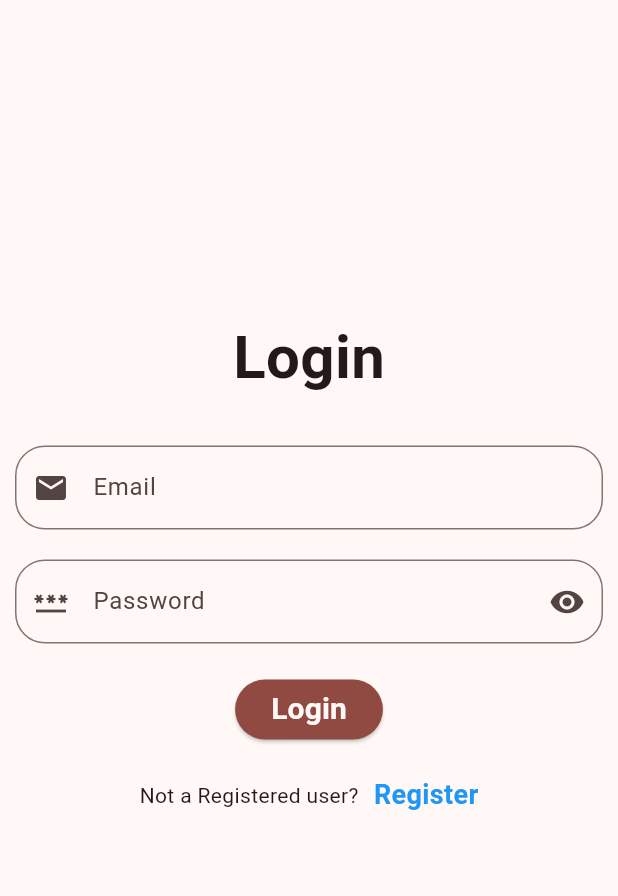
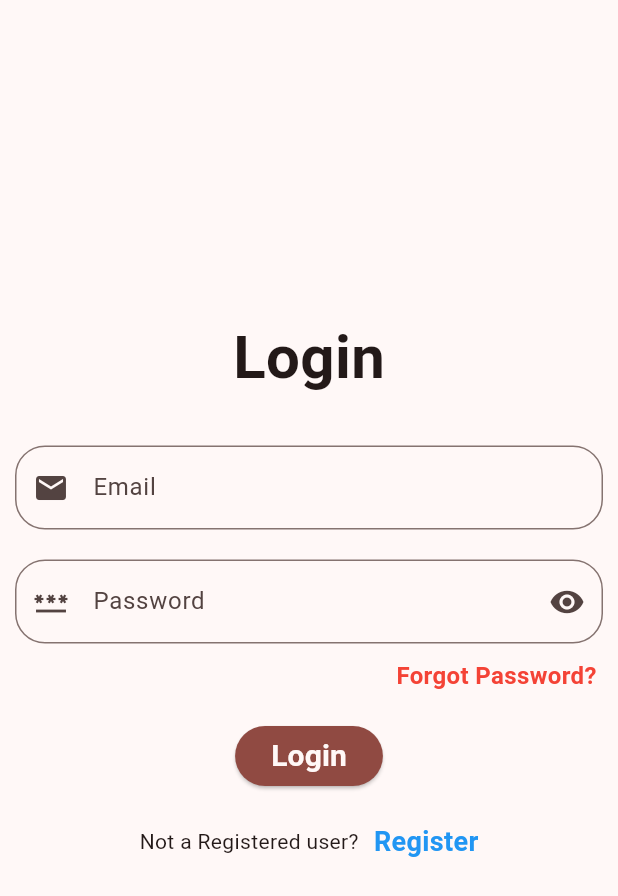
Before and after one commit to Madhu1913/careerguidancepaths_app, a Flutter app: the screen it shows after launch, on a phone screen of 412 x 824 dp. Shown: the top 896 px of the screen. Run offline on Flutter 3.47's test engine with Material 2 defaults, Android fonts, the phone set to English and light mode, and no system bars; our stand-ins replace animated_text_kit, firebase_auth, firebase_core, google_fonts, image_picker, sizer; accounts and stored records are empty.

Commit message:
added an option forgot password (it will send an password reset link to the users email)

```diff
--- a/lib/auth/login.dart
+++ b/lib/auth/login.dart
@@ -1,9 +1,10 @@
+import 'package:careerguidancepaths_app/auth/forgot_password_page.dart';
 import 'package:firebase_auth/firebase_auth.dart';
 import 'package:flutter/material.dart';
 
 class LoginScreen extends StatefulWidget {
-  final  Function()? onTap;
-  const LoginScreen({super.key,required this.onTap});
+  final Function()? onTap;
+  const LoginScreen({super.key, required this.onTap});
 
   @override
   State<LoginScreen> createState() => _LoginScreenState();
@@ -27,7 +28,9 @@ class _LoginScreenState extends State<LoginScreen> {
     try {
       await FirebaseAuth.instance
           .signInWithEmailAndPassword(email: _user.text, password: _pass.text);
-      if(context.mounted) Navigator.pop(context);
+      if (context.mounted) {
+        Navigator.pop(context);
+      }
       _user.clear();
       _pass.clear();
     } on FirebaseAuthException catch (er) {
@@ -45,7 +48,10 @@ class _LoginScreenState extends State<LoginScreen> {
             title: Center(
                 child: Text(
               msg,
-              style: TextStyle(fontWeight: FontWeight.bold, fontSize: 18,color: Colors.white),
+              style: TextStyle(
+                  fontWeight: FontWeight.bold,
+                  fontSize: 18,
+                  color: Colors.white),
             )),
           );
         });
@@ -111,7 +117,33 @@ class _LoginScreenState extends State<LoginScreen> {
                           child: Icon(icn))),
                 ),
                 SizedBox(
-                  height: 20,
+                  height: 10,
+                ),
+                Row(
+                  mainAxisAlignment: MainAxisAlignment.end,
+                  children: [
+                    GestureDetector(
+                      onTap: () {
+                        Navigator.push(
+                            context,
+                            MaterialPageRoute(
+                                builder: (context) => ForgotPasswordPage()));
+                      },
+                      child: Padding(
+                        padding: const EdgeInsets.only(bottom: 8.0),
+                        child: Text(
+                          'Forgot Password? ',
+                          style: TextStyle(
+                              fontWeight: FontWeight.w600,
+                              color: Colors.red,
+                              fontSize: 16),
+                        ),
+                      ),
+                    ),
+                  ],
+                ),
+                SizedBox(
+                  height: 10,
                 ),
                 ElevatedButton(
                     style: ElevatedButton.styleFrom(
@@ -141,7 +173,7 @@ class _LoginScreenState extends State<LoginScreen> {
                       width: 10,
                     ),
                     InkWell(
-                        onTap:widget.onTap,
+                        onTap: widget.onTap,
                         child: Text(
                           'Register',
                           style: TextStyle(
--- a/lib/main.dart
+++ b/lib/main.dart
@@ -6,6 +6,8 @@ import 'package:firebase_core/firebase_core.dart';
 import 'package:flutter/material.dart';
 
 import 'package:sizer/sizer.dart';
+
+import 'auth/login.dart';
 
 // import 'auth/signup.dart';
 
```
Also changed, not shown: lib/auth/forgot_password_page.dart (added, +61 -0 lines), lib/auth/signup.dart (+9 -6 lines).
